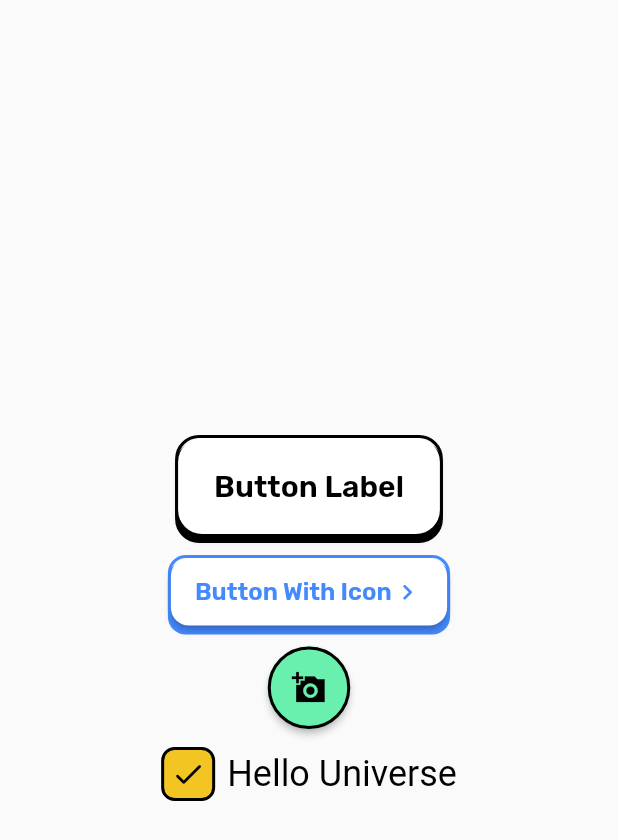
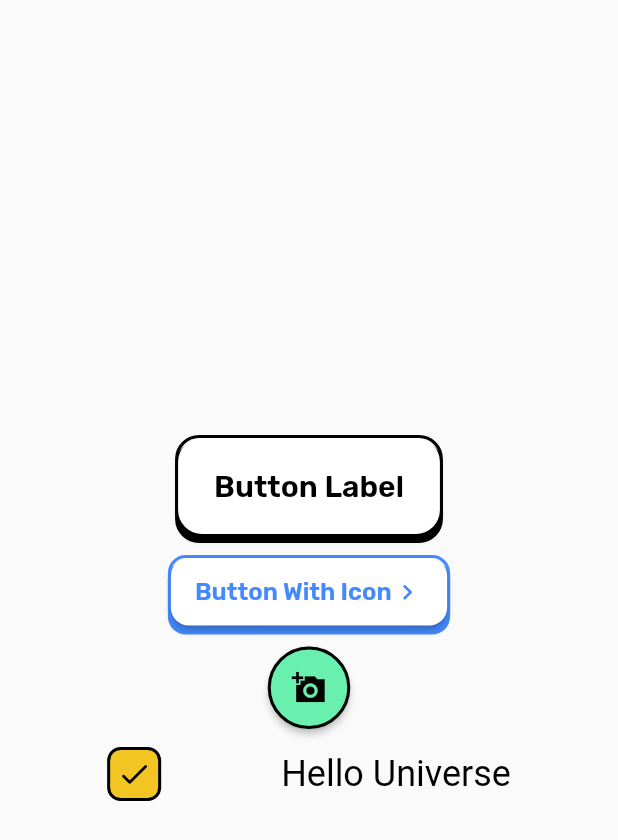
Before and after one commit to jnthn223/paper-ui, a Flutter app: the screen it shows after launch, on a phone screen of 412 x 824 dp. Shown: the top 840 px of the screen. Run offline on Flutter 3.47's test engine with Material 2 defaults, Android fonts, the phone set to English and light mode, and no system bars; our stand-ins replace google_fonts.

Commit message:
add spacing checkbox widget

```diff
--- a/paper_ui/lib/components/forms/checkbox.dart
+++ b/paper_ui/lib/components/forms/checkbox.dart
@@ -6,6 +6,7 @@ class CheckBox extends StatefulWidget {
   final Color? color;
   final Color? bgColor;
   final String? label;
+  final double? spacing;
   final bool value;
   final bool isDisabled;
   final void Function(bool?)? onChangeValue;
@@ -19,6 +20,7 @@ class CheckBox extends StatefulWidget {
     required this.value,
     this.isDisabled = false,
     this.onChangeValue,
+    this.spacing = 8.0,
   }) : super(key: key);
 
   @override
@@ -78,7 +80,7 @@ class _CheckBoxState extends State<CheckBox> {
                   ),
           ),
         ),
-        if (widget.label != null) const SizedBox(width: 8.0),
+        if (widget.label != null) SizedBox(width: widget.spacing),
         if (widget.label != null)
           Text(
             widget.label!,
--- a/paper_ui_demo/lib/main.dart
+++ b/paper_ui_demo/lib/main.dart
@@ -43,6 +43,7 @@ class MainApp extends StatelessWidget {
               value: true,
               size: Sizes.x2l,
               label: "Hello Universe",
+              spacing: 80,
             ),
           ]),
         ),
```
